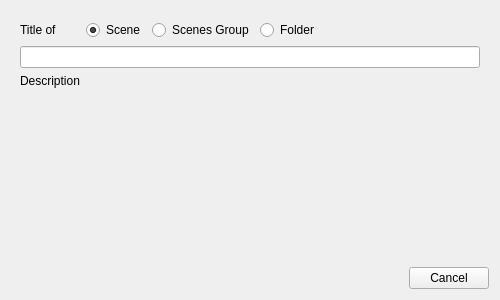
Above: src/bin/scenarist-desktop/UserInterfaceLayer/Scenario/ScenarioItemDialog/ScenarioSchemeItemDialog.ui from dimkanovikov/KITScenarist before the change. Below: the same form after it.
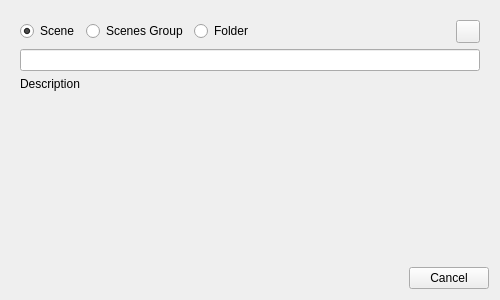
That is the form after the change. The open tabs and pages were chosen to show the change. Icons and pictures are not drawn. Custom widgets are drawn as their Qt base class.

```diff
--- a/src/bin/scenarist-desktop/UserInterfaceLayer/Scenario/ScenarioItemDialog/ScenarioSchemeItemDialog.ui
+++ b/src/bin/scenarist-desktop/UserInterfaceLayer/Scenario/ScenarioItemDialog/ScenarioSchemeItemDialog.ui
@@ -29,33 +29,10 @@
    <item>
     <widget class="QStackedWidget" name="content">
      <property name="currentIndex">
-      <number>1</number>
+      <number>0</number>
      </property>
      <widget class="QWidget" name="cardPage">
       <layout class="QGridLayout" name="gridLayout">
-       <item row="0" column="0">
-        <widget class="QLabel" name="label">
-         <property name="text">
-          <string>Title of</string>
-         </property>
-        </widget>
-       </item>
-       <item row="0" column="1">
-        <widget class="QRadioButton" name="cardIsScene">
-         <property name="sizePolicy">
-          <sizepolicy hsizetype="Preferred" vsizetype="Fixed">
-           <horstretch>0</horstretch>
-           <verstretch>0</verstretch>
-          </sizepolicy>
-         </property>
-         <property name="text">
-          <string>Scene</string>
-         </property>
-         <property name="checked">
-          <bool>true</bool>
-         </property>
-        </widget>
-       </item>
        <item row="0" column="2">
         <widget class="QRadioButton" name="cardIsScenesGroup">
          <property name="sizePolicy">
@@ -69,19 +46,6 @@
          </property>
         </widget>
        </item>
-       <item row="0" column="3">
-        <widget class="QRadioButton" name="cardIsFolder">
-         <property name="sizePolicy">
-          <sizepolicy hsizetype="Preferred" vsizetype="Fixed">
-           <horstretch>0</horstretch>
-           <verstretch>0</verstretch>
-          </sizepolicy>
-         </property>
-         <property name="text">
-          <string>Folder</string>
-         </property>
-        </widget>
-       </item>
        <item row="0" column="4">
         <spacer name="horizontalSpacer">
          <property name="orientation">
@@ -95,17 +59,34 @@
          </property>
         </spacer>
        </item>
-       <item row="1" column="0" colspan="5">
+       <item row="0" column="3">
+        <widget class="QRadioButton" name="cardIsFolder">
+         <property name="sizePolicy">
+          <sizepolicy hsizetype="Preferred" vsizetype="Fixed">
+           <horstretch>0</horstretch>
+           <verstretch>0</verstretch>
+          </sizepolicy>
+         </property>
+         <property name="text">
+          <string>Folder</string>
+         </property>
+        </widget>
+       </item>
+       <item row="0" column="5">
+        <widget class="ColoredToolButton" name="cardColor">
+         <property name="text">
+          <string/>
+         </property>
+         <property name="icon">
+          <iconset resource="../../../../scenarist-core/Resources/Resources.qrc">
+           <normaloff>:/Graphics/Icons/Editing/rect.png</normaloff>:/Graphics/Icons/Editing/rect.png</iconset>
+         </property>
+        </widget>
+       </item>
+       <item row="1" column="0" colspan="6">
         <widget class="QLineEdit" name="cardTitle"/>
        </item>
-       <item row="2" column="0">
-        <widget class="QLabel" name="label_2">
-         <property name="text">
-          <string>Description</string>
-         </property>
-        </widget>
-       </item>
-       <item row="3" column="0" colspan="5">
+       <item row="3" column="0" colspan="6">
         <widget class="SimpleTextEditorWidget" name="cardDescription" native="true">
          <property name="sizePolicy">
           <sizepolicy hsizetype="Expanding" vsizetype="Expanding">
@@ -115,6 +96,29 @@
          </property>
         </widget>
        </item>
+       <item row="2" column="0" colspan="6">
+        <widget class="QLabel" name="label_2">
+         <property name="text">
+          <string>Description</string>
+         </property>
+        </widget>
+       </item>
+       <item row="0" column="0" colspan="2">
+        <widget class="QRadioButton" name="cardIsScene">
+         <property name="sizePolicy">
+          <sizepolicy hsizetype="Preferred" vsizetype="Fixed">
+           <horstretch>0</horstretch>
+           <verstretch>0</verstretch>
+          </sizepolicy>
+         </property>
+         <property name="text">
+          <string>Scene</string>
+         </property>
+         <property name="checked">
+          <bool>true</bool>
+         </property>
+        </widget>
+       </item>
       </layout>
      </widget>
      <widget class="QWidget" name="notePage">
@@ -173,6 +177,11 @@
    <header location="global">3rd_party/Widgets/SimpleTextEditor/SimpleTextEditorWidget.h</header>
    <container>1</container>
   </customwidget>
+  <customwidget>
+   <class>ColoredToolButton</class>
+   <extends>QToolButton</extends>
+   <header location="global">3rd_party/Widgets/ColoredToolButton/ColoredToolButton.h</header>
+  </customwidget>
  </customwidgets>
  <resources/>
  <connections/>
```
Left out of the diff: 4 changed lines with no effect on the pictures.
